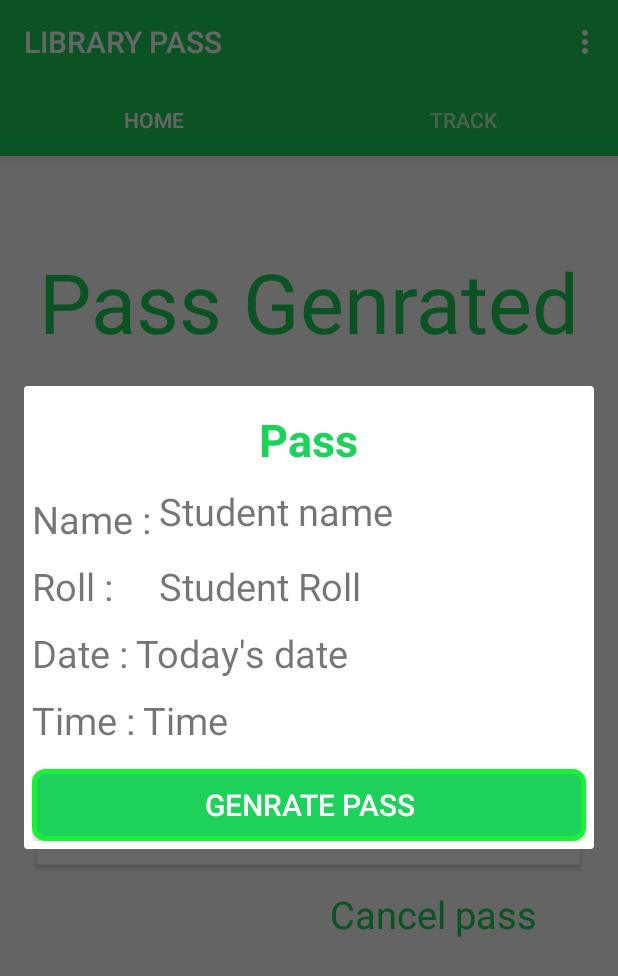
After one commit to kpradhumn/librarypass, an Android app: the fragment MyCustomDialog placed in its activity, on a phone screen of 412 x 824 dp. The commit adds this screen. Shown: the top 976 px of the screen. Run offline under Robolectric (Android 15) with nearby library versions, the phone set to English and light mode, and no system bars.

Commit message:
fragment Track modified

```diff
--- /dev/null
+++ b/app/src/main/java/com/example/librarypass/MyCustomDialog.java
@@ -0,0 +1,45 @@
+package com.example.librarypass;
+
+import android.os.Bundle;
+import android.view.LayoutInflater;
+import android.view.View;
+import android.view.ViewGroup;
+import android.widget.Button;
+import android.widget.TextView;
+import android.widget.Toast;
+
+import androidx.annotation.NonNull;
+import androidx.annotation.Nullable;
+import androidx.fragment.app.DialogFragment;
+
+public class MyCustomDialog extends DialogFragment {
+    private static final String TAG="MyCustomDialog";
+    private  Button btn_dgenrate_pass;
+    @Nullable
+    @Override
+    public View onCreateView(@NonNull LayoutInflater inflater, @Nullable ViewGroup container, @Nullable Bundle savedInstanceState) {
+        View view = inflater.inflate(R.layout.dialog_genrate_pass,container,false);
+        btn_dgenrate_pass=view.findViewById(R.id.btn_dgenrate_pass);
+
+        final TextView  tv_dpass =(TextView) view.findViewById(R.id.tv_dpass);
+        final TextView  tv_dname1 =(TextView) view.findViewById(R.id.tv_dname1);
+        final TextView  tv_dname2 =(TextView) view.findViewById(R.id.tv_dname2);
+        final TextView  tv_droll1 =(TextView) view.findViewById(R.id.tv_droll1);
+        final TextView  tv_droll2 =(TextView) view.findViewById(R.id.tv_droll2);
+        final TextView  tv_ddate1 =(TextView) view.findViewById(R.id.tv_ddate1);
+        final TextView  tv_ddate2 =(TextView) view.findViewById(R.id.tv_ddate2);
+        final TextView  tv_dtime1 =(TextView) view.findViewById(R.id.tv_dtime1);
+        final TextView  tv_dtime2 =(TextView) view.findViewById(R.id.tv_dtime2);
+
+        btn_dgenrate_pass.setOnClickListener(new View.OnClickListener() {
+            @Override
+            public void onClick(View v) {
+
+               getDialog().dismiss();
+            }
+        });
+
+
+        return view;
+    }
+}
--- /dev/null
+++ b/app/src/main/res/drawable/button_border.xml
@@ -0,0 +1,14 @@
+<?xml version="1.0" encoding="utf-8"?>
+<shape xmlns:android="http://schemas.android.com/apk/res/android"
+    android:shape="rectangle">
+
+    <stroke
+        android:width="3dp"
+        android:color="#18f235"/>
+
+    <corners
+        android:radius="7dp"/>
+
+    <solid android:color="@color/kiit_green"/>
+
+</shape>
--- /dev/null
+++ b/app/src/main/res/layout/dialog_genrate_pass.xml
@@ -0,0 +1,105 @@
+<?xml version="1.0" encoding="utf-8"?>
+<RelativeLayout xmlns:android="http://schemas.android.com/apk/res/android"
+    android:layout_width="match_parent"
+    android:layout_height="match_parent"
+    android:padding="5dp">
+
+    <TextView
+        android:id="@+id/tv_dpass"
+        android:layout_width="wrap_content"
+        android:layout_height="wrap_content"
+        android:text="Pass"
+        android:textSize="30dp"
+        android:layout_centerHorizontal="true"
+        android:textStyle="bold"
+        android:textColor="@color/kiit_green"
+        android:layout_marginTop="10dp"/>
+    <TextView
+        android:id="@+id/tv_dname1"
+        android:layout_width="wrap_content"
+        android:layout_height="wrap_content"
+        android:layout_below="@+id/tv_dpass"
+        android:text="Name :"
+        android:textSize="25dp"
+        android:layout_marginTop="15dp" />
+    <TextView
+        android:id="@+id/tv_dname2"
+        android:layout_width="match_parent"
+        android:layout_height="wrap_content"
+        android:layout_below="@+id/tv_dpass"
+        android:layout_toRightOf="@+id/tv_dname1"
+        android:text="Student name"
+        android:textSize="25dp"
+        android:layout_marginTop="10dp"
+        android:layout_marginLeft="5dp"/>
+
+    <TextView
+        android:id="@+id/tv_droll1"
+        android:layout_width="wrap_content"
+        android:layout_height="wrap_content"
+        android:layout_below="@+id/tv_dname1"
+        android:text="Roll :"
+        android:textSize="25dp"
+        android:layout_marginTop="10dp"/>
+    <TextView
+        android:id="@+id/tv_droll2"
+        android:layout_width="match_parent"
+        android:layout_height="wrap_content"
+        android:layout_below="@+id/tv_dname1"
+        android:layout_toRightOf="@+id/tv_dname1"
+        android:text="Student Roll"
+        android:textSize="25dp"
+        android:layout_marginTop="10dp"
+        android:layout_marginLeft="5dp"/>
+
+    <TextView
+        android:id="@+id/tv_ddate1"
+        android:layout_width="wrap_content"
+        android:layout_height="wrap_content"
+        android:layout_below="@+id/tv_droll1"
+        android:text="Date :"
+        android:textSize="25dp"
+        android:layout_marginTop="10dp"/>
+    <TextView
+        android:id="@+id/tv_ddate2"
+        android:layout_width="match_parent"
+        android:layout_height="wrap_content"
+        android:layout_below="@+id/tv_droll2"
+        android:layout_toRightOf="@+id/tv_ddate1"
+        android:text="Today's date"
+        android:textSize="25dp"
+        android:layout_marginTop="10dp"
+        android:layout_marginLeft="5dp"/>
+
+    <TextView
+        android:id="@+id/tv_dtime1"
+        android:layout_width="wrap_content"
+        android:layout_height="wrap_content"
+        android:layout_below="@+id/tv_ddate1"
+        android:text="Time :"
+        android:textSize="25dp"
+        android:layout_marginTop="10dp"/>
+    <TextView
+        android:id="@+id/tv_dtime2"
+        android:layout_width="match_parent"
+        android:layout_height="wrap_content"
+        android:layout_below="@+id/tv_ddate1"
+        android:layout_toRightOf="@+id/tv_dtime1"
+        android:text="Time"
+        android:textSize="25dp"
+        android:layout_marginTop="10dp"
+        android:layout_marginLeft="5dp"/>
+
+    <Button
+        android:id="@+id/btn_dgenrate_pass"
+        android:layout_width="match_parent"
+        android:layout_height="wrap_content"
+        android:layout_below="@+id/tv_dtime1"
+        android:text="Genrate Pass"
+        android:textSize="20dp"
+        android:layout_marginTop="15dp"
+        android:textColor="@color/background_white"
+        android:background="@drawable/button_border"/>
+
+
+</RelativeLayout>
```
Also changed, not shown: app/src/main/res/drawable/edit_text_border.xml (added, +13 -0 lines), app/src/main/res/drawable/pass_continue.xml (added, +9 -0 lines), app/src/main/res/drawable/style_user_image.xml (added, +14 -0 lines), app/src/main/res/drawable/track_complete.xml (added, +9 -0 lines), app/src/main/res/drawable/track_start.xml (added, +8 -0 lines), app/src/main/res/drawable/user_image.xml (added, +11 -0 lines), app/src/main/res/layout/fragment_home.xml (+4 -4 lines), app/src/main/res/drawable/kiit_logo3.jpg (added).
